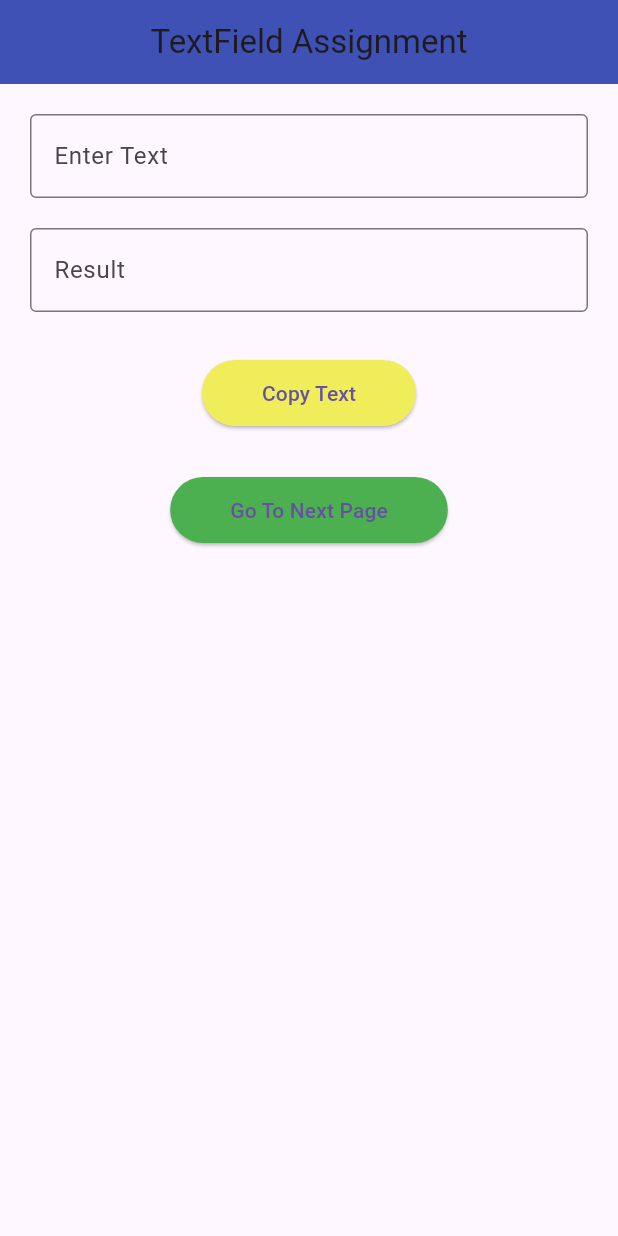
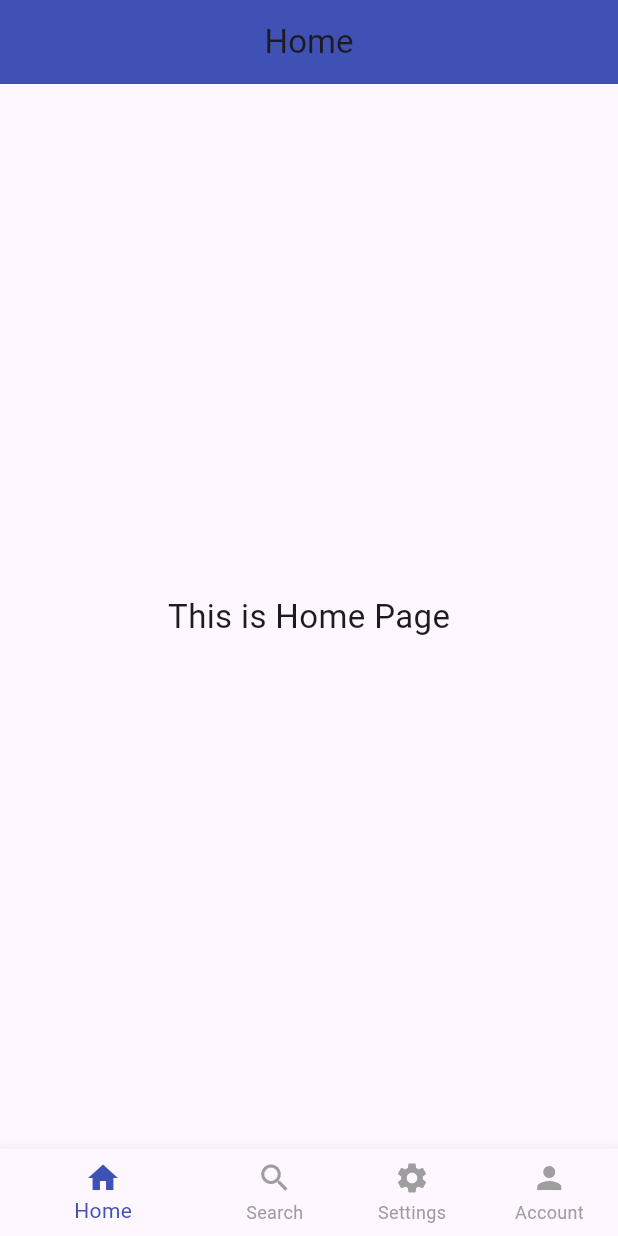
Before and after one commit to mohmmed77331/cv, a Flutter app: the screen it shows after launch, on a phone screen of 412 x 824 dp. Run offline on Flutter 3.47's test engine with Material 3 defaults, Android fonts, the phone set to English and light mode, and no system bars.

Commit message:
التكليف 3

```diff
--- a/lib/main.dart
+++ b/lib/main.dart
@@ -11,119 +11,65 @@ class MyApp extends StatelessWidget {
   Widget build(BuildContext context) {
     return MaterialApp(
       debugShowCheckedModeBanner: false,
-      home: const TextFieldTask(),
+      home: const MainPage(),
     );
   }
 }
 
-class TextFieldTask extends StatefulWidget {
-  const TextFieldTask({super.key});
+class MainPage extends StatefulWidget {
+  const MainPage({super.key});
 
   @override
-  State<TextFieldTask> createState() => _TextFieldTaskState();
+  State<MainPage> createState() => _MainPageState();
 }
 
-class _TextFieldTaskState extends State<TextFieldTask> {
-  TextEditingController field1 = TextEditingController();
-  TextEditingController field2 = TextEditingController();
+class _MainPageState extends State<MainPage> {
+  int currentIndex = 0;
+
+
+  final List<String> titles = [
+    "Home",
+    "Search",
+    "Settings",
+    "Account",
+  ];
+
+
+  final List<Widget> pages = const [
+    Center(child: Text("This is Home Page", style: TextStyle(fontSize: 22))),
+    Center(child: Text("This is Search Page", style: TextStyle(fontSize: 22))),
+    Center(child: Text("This is Settings Page", style: TextStyle(fontSize: 22))),
+    Center(child: Text("This is Account Page", style: TextStyle(fontSize: 22))),
+  ];
 
   @override
   Widget build(BuildContext context) {
     return Scaffold(
       appBar: AppBar(
-        title: const Text("TextField Assignment"),
+        title: Text(titles[currentIndex]),
         backgroundColor: Colors.indigo,
         centerTitle: true,
       ),
 
-      body: Padding(
-        padding: const EdgeInsets.all(20),
-        child: Column(
-          children: [
+      body: pages[currentIndex],
 
-            // TextField 1
-            TextField(
-              controller: field1,
-              decoration: const InputDecoration(
-                labelText: "Enter Text",
-                border: OutlineInputBorder(),
-              ),
-            ),
-
-            const SizedBox(height: 20),
-
-            // TextField 2
-            TextField(
-              controller: field2,
-              decoration: const InputDecoration(
-                labelText: "Result",
-                border: OutlineInputBorder(),
-              ),
-            ),
-
-            const SizedBox(height: 30),
-
-            // زر النسخ
-            ElevatedButton(
-              onPressed: () {
-                setState(() {
-                  field2.text = field1.text;
-                });
-              },
-              style: ElevatedButton.styleFrom(
-                backgroundColor: const Color.fromARGB(255, 240, 237, 91),
-                padding: const EdgeInsets.symmetric(horizontal: 40, vertical: 12),
-              ),
-              child: const Text("Copy Text"),
-            ),
-
-            const SizedBox(height: 30),
-
-            // زر الانتقال لصفحة جديدة وتمرير البيانات
-            ElevatedButton(
-              onPressed: () {
-                Navigator.push(
-                  context,
-                  MaterialPageRoute(
-                    builder: (context) => SecondPage(
-                      textValue: field1.text,
-                    ),
-                  ),
-                );
-              },
-              style: ElevatedButton.styleFrom(
-                backgroundColor: Colors.green,
-                padding: const EdgeInsets.symmetric(horizontal: 40, vertical: 12),
-              ),
-              child: const Text("Go To Next Page"),
-            ),
-          ],
-        ),
+      bottomNavigationBar: BottomNavigationBar(
+        currentIndex: currentIndex,
+        selectedItemColor: Colors.indigo,
+        unselectedItemColor: Colors.grey,
+        showUnselectedLabels: true,
+        onTap: (index) {
+          setState(() {
+            currentIndex = index;
+          });
+        },
+        items: const [
+          BottomNavigationBarItem(icon: Icon(Icons.home), label: "Home"),
+          BottomNavigationBarItem(icon: Icon(Icons.search), label: "Search"),
+          BottomNavigationBarItem(icon: Icon(Icons.settings), label: "Settings"),
+          BottomNavigationBarItem(icon: Icon(Icons.person), label: "Account"),
+        ],
       ),
     );
   }
 }
-
-
-class SecondPage extends StatelessWidget {
-  final String textValue;
-
-  const SecondPage({super.key, required this.textValue});
-
-  @override
-  Widget build(BuildContext context) {
-    return Scaffold(
-      appBar: AppBar(
-        title: const Text("Second Page"),
-        backgroundColor: Colors.green,
-      ),
-      body: Center(
-        child: Text(
-          "Received Text:\n$textValue",
-          style: const TextStyle(fontSize: 24),
-          textAlign: TextAlign.center,
-        ),
-      ),
-    );
-  }
-}
```
